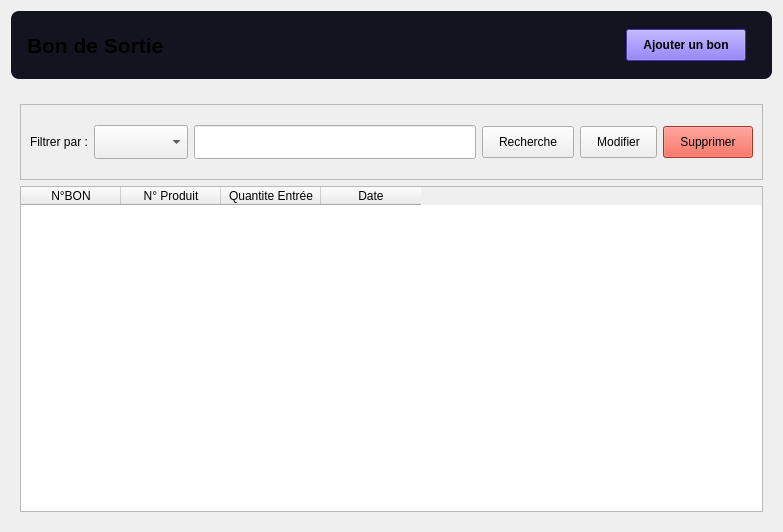
First picture: the form in interface/exit_widget.ui, repository miranto-andria/stock-it, before the edit.
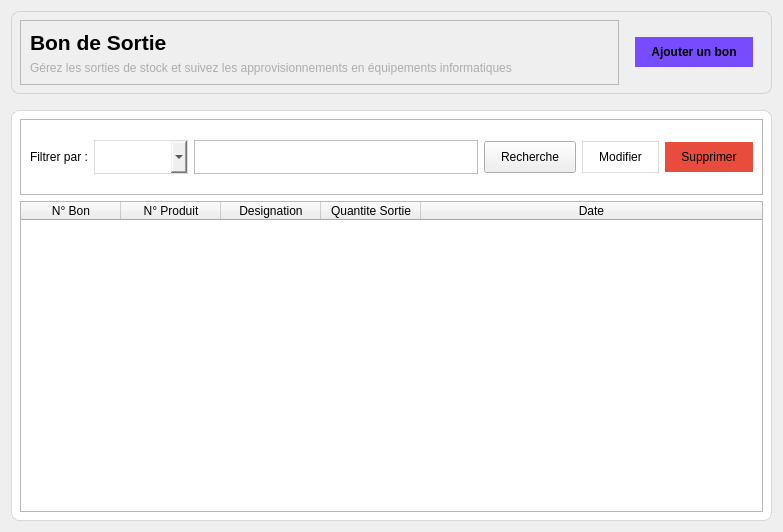
Second picture: the form after the edit. Icons and pictures are not drawn.

Commit message: feat: add new interface

What changed in the file:
```diff
--- a/interface/exit_widget.ui
+++ b/interface/exit_widget.ui
@@ -16,13 +16,20 @@
   <property name="styleSheet">
    <string notr="true">
 #middle{
-border-radius : 8px
+border-radius : 8px;
+border : 1px solid rgba(171, 173, 174, 40%); 
+background-color : #fff;
+}
+#description{
+color : #abadae
 }
 
 #searchBar{
-background : #13141F;
+
 border-radius : 8px;
-padding : 50px
+padding : 50px;
+border : 1px solid rgba(171, 173, 174, 40%);
+
 }
  #pageName , #add {
 font-weight : bold;
@@ -53,21 +60,15 @@
       <string notr="true"/>
      </property>
      <layout class="QHBoxLayout" name="horizontalLayout">
-      <property name="spacing">
-       <number>8</number>
-      </property>
-      <property name="leftMargin">
-       <number>16</number>
-      </property>
-      <property name="topMargin">
-       <number>8</number>
-      </property>
-      <property name="rightMargin">
-       <number>16</number>
-      </property>
-      <property name="bottomMargin">
-       <number>8</number>
-      </property>
+      <item>
+       <widget class="QFrame" name="frame_2">
+        <property name="frameShape">
+         <enum>QFrame::Shape::StyledPanel</enum>
+        </property>
+        <property name="frameShadow">
+         <enum>QFrame::Shadow::Raised</enum>
+        </property>
+        <layout class="QVBoxLayout" name="verticalLayout_3">
       <item>
        <widget class="QLabel" name="pageName">
         <property name="sizePolicy">
@@ -91,6 +92,16 @@
        </widget>
       </item>
       <item>
+          <widget class="QLabel" name="description">
+           <property name="text">
+            <string>Gérez les sorties de stock et suivez les approvisionnements en équipements informatiques</string>
+           </property>
+          </widget>
+         </item>
+        </layout>
+       </widget>
+      </item>
+      <item>
        <widget class="QFrame" name="add">
         <property name="sizePolicy">
          <sizepolicy hsizetype="Minimum" vsizetype="Minimum">
@@ -111,8 +122,9 @@
          <item>
           <widget class="QPushButton" name="btnAdd">
            <property name="styleSheet">
-            <string notr="true">background-color : #6243FF;
-font : bold</string>
+            <string notr="true">background-color : #774cff;
+font : bold;
+border : none;</string>
            </property>
            <property name="text">
             <string>Ajouter un bon</string>
@@ -135,10 +147,13 @@
     </widget>
    </item>
    <item>
-    <widget class="QWidget" name="widget_3" native="true">
+    <widget class="QWidget" name="middle" native="true">
      <layout class="QVBoxLayout" name="verticalLayout_2">
       <item>
        <widget class="QFrame" name="frame">
+        <property name="styleSheet">
+         <string notr="true"/>
+        </property>
         <property name="frameShape">
          <enum>QFrame::Shape::StyledPanel</enum>
         </property>
@@ -162,14 +177,15 @@
          <item>
           <widget class="QComboBox" name="searchChoice">
            <property name="styleSheet">
-            <string notr="true"/>
+            <string notr="true">border : 1px solid rgba(171, 173, 174, 40%);</string>
            </property>
           </widget>
          </item>
          <item>
           <widget class="QLineEdit" name="searchInput">
            <property name="styleSheet">
-            <string notr="true">padding : 8px 16px</string>
+            <string notr="true">padding : 8px 16px;
+border : 1px solid rgba(171, 173, 174, 80%); background-color : #fff;</string>
            </property>
           </widget>
          </item>
@@ -195,7 +211,7 @@
          <item>
           <widget class="QPushButton" name="btnEdit">
            <property name="styleSheet">
-            <string notr="true"/>
+            <string notr="true">border : 1px solid rgba(171, 173, 174, 40%);</string>
            </property>
            <property name="text">
             <string>Modifier</string>
@@ -214,7 +230,9 @@
          <item>
           <widget class="QPushButton" name="btnDelete">
            <property name="styleSheet">
-            <string notr="true">background :#e74c3c</string>
+            <string notr="true">background :#e74c3c;
+border : none
+</string>
            </property>
            <property name="text">
             <string>Supprimer</string>
@@ -234,19 +252,28 @@
        </widget>
       </item>
       <item>
-       <widget class="QTableWidget" name="exitTable">
-        <property name="styleSheet">
-         <string notr="true"/>
+       <widget class="QTableWidget" name="table">
+        <property name="minimumSize">
+         <size>
+          <width>0</width>
+          <height>210</height>
+         </size>
         </property>
-        <property name="selectionBehavior">
-         <enum>QAbstractItemView::SelectionBehavior::SelectRows</enum>
+        <property name="font">
+         <font>
+          <family>Montserrat</family>
+          <pointsize>10</pointsize>
+         </font>
         </property>
-        <attribute name="verticalHeaderVisible">
-         <bool>false</bool>
+        <attribute name="horizontalHeaderStretchLastSection">
+         <bool>true</bool>
+        </attribute>
+        <attribute name="verticalHeaderStretchLastSection">
+         <bool>true</bool>
         </attribute>
         <column>
          <property name="text">
-          <string>N°BON</string>
+          <string>N° Bon</string>
          </property>
         </column>
         <column>
@@ -256,7 +283,12 @@
         </column>
         <column>
          <property name="text">
-          <string>Quantite Entrée</string>
+          <string>Designation</string>
+         </property>
+        </column>
+        <column>
+         <property name="text">
+          <string>Quantite Sortie</string>
          </property>
         </column>
         <column>
```
Lines whose indentation alone changed are shown as unchanged. The commit also changes 1 other file.
